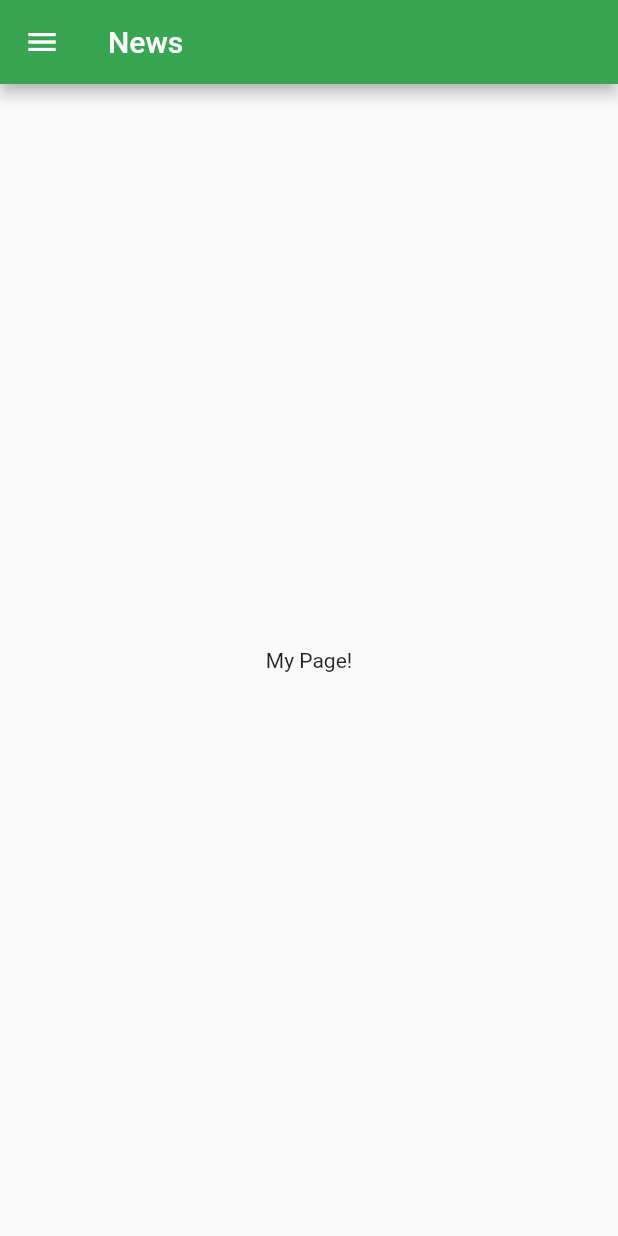
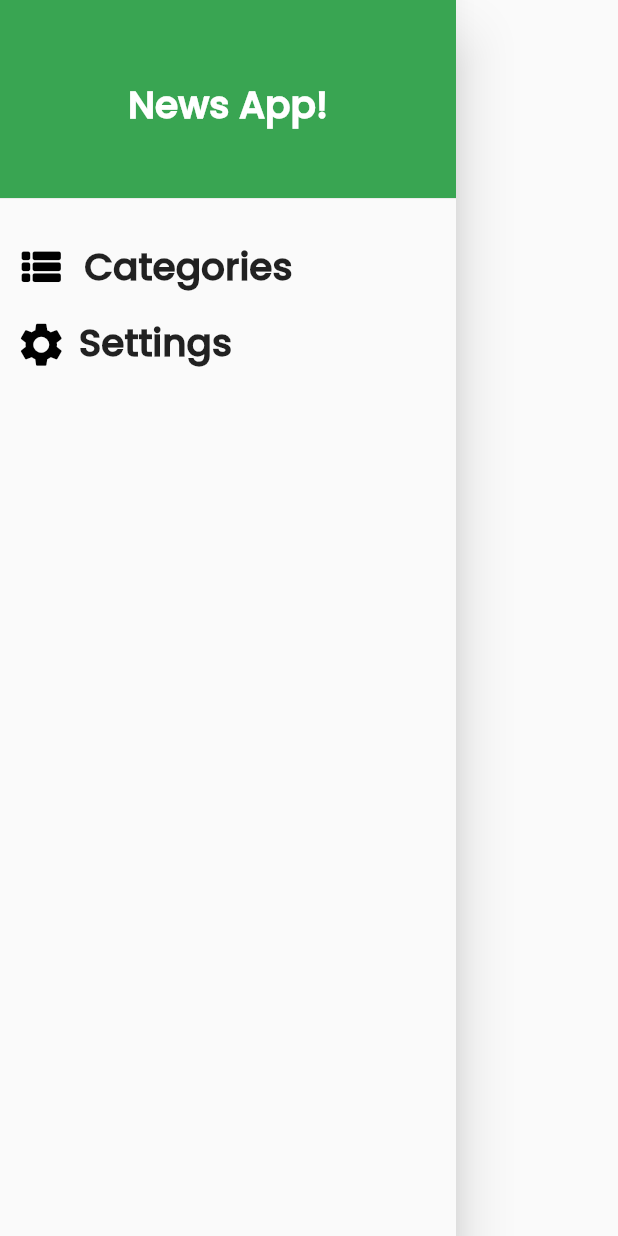
Before and after one commit to SalmaAhmed20/news_app, a Flutter app: the Side_Menu widget shown alone on an empty page, opened directly, on a phone screen of 412 x 824 dp. Run offline on Flutter 3.47's test engine with Material 2 defaults, Android fonts, the phone set to English and light mode, and no system bars; our stand-ins replace google_fonts; network calls fail.

Commit message:
Merge home screen with side menu

```diff
--- a/lib/Side_menu.dart
+++ b/lib/Side_menu.dart
@@ -3,15 +3,7 @@ import 'package:flutter/material.dart';
 class Side_Menu extends StatelessWidget {
   @override
   Widget build(BuildContext context) {
-    return Scaffold(
-      appBar: AppBar(
-        title: Text("News"),
-        backgroundColor: Color.fromARGB(255, 57, 165, 82),
-      ),
-      body: const Center(
-        child: Text('My Page!'),
-      ),
-      drawer: Drawer(
+    return  Drawer(
         child: ListView(
           padding: EdgeInsets.zero,
           children: [
@@ -79,7 +71,6 @@ class Side_Menu extends StatelessWidget {
             ),
           ],
         ),
-      ),
-    );
+      );
   }
 }
--- a/lib/home screen/NewsListItem.dart
+++ b/lib/home screen/NewsListItem.dart
@@ -1,5 +1,6 @@
+import 'package:drawer/model/NewsItem.dart';
 import 'package:flutter/material.dart';
-import 'package:news_app/model/NewsItem.dart';
+
 
 class NewsListItem extends StatelessWidget {
   NewsItem _item;
--- a/lib/main.dart
+++ b/lib/main.dart
@@ -1,5 +1,5 @@
 import 'package:flutter/material.dart';
-import 'package:news_app/home%20screen/Home-Catagorized.dart';
+import 'home screen/Home-Catagorized.dart';
 
 void main() {
   runApp(MyApp());
--- a/lib/model/NewsResponse.dart
+++ b/lib/model/NewsResponse.dart
@@ -1,4 +1,6 @@
-import 'package:news_app/model/NewsItem.dart';
+
+
+import 'NewsItem.dart';
 
 class NewsResponse {
 
--- a/lib/model/SourcesResponse.dart
+++ b/lib/model/SourcesResponse.dart
@@ -1,4 +1,5 @@
-import 'package:news_app/model/sources.dart';
+
+import 'package:drawer/model/sources.dart';
 
 class SourcesResponse {
 
--- a/lib/tabs/HomeTabScreen.dart
+++ b/lib/tabs/HomeTabScreen.dart
@@ -1,5 +1,6 @@
+import 'package:drawer/home%20screen/NewsFragment.dart';
 import 'package:flutter/material.dart';
-import 'package:news_app/home%20screen/NewsFragment.dart';
+
 
 import 'TabItem.dart';
 import '../model/sources.dart';
--- a/lib/tabs/TabItem.dart
+++ b/lib/tabs/TabItem.dart
@@ -1,6 +1,7 @@
+import 'package:drawer/model/sources.dart';
 import 'package:flutter/material.dart';
 import 'package:google_fonts/google_fonts.dart';
-import 'package:news_app/model/sources.dart';
+
 
 class TabItem extends StatelessWidget {
   Sources _sources;
--- a/pubspec.yaml
+++ b/pubspec.yaml
@@ -68,10 +68,6 @@ flutter:
   # "family" key with the font family name, and a "fonts" key with a
   # list giving the asset and other descriptors for the font. For
   # example:
-  fonts:
-    - family: Poppins
-      fonts:
-        - asset: assets/fonts/Poppins-Bold.ttf
   #       - asset: fonts/Schyler-Italic.ttf
   #         style: italic
   #   - family: Trajan Pro
```
Also changed, not shown: lib/api/APIManger.dart (+4 -3 lines), lib/home screen/Home-Catagorized.dart (+5 -3 lines), lib/home screen/NewsFragment.dart (+4 -3 lines), pubspec.lock.
